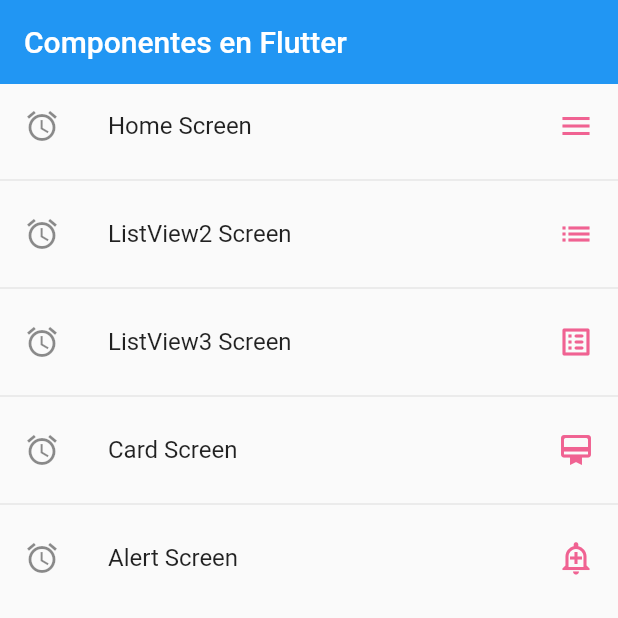
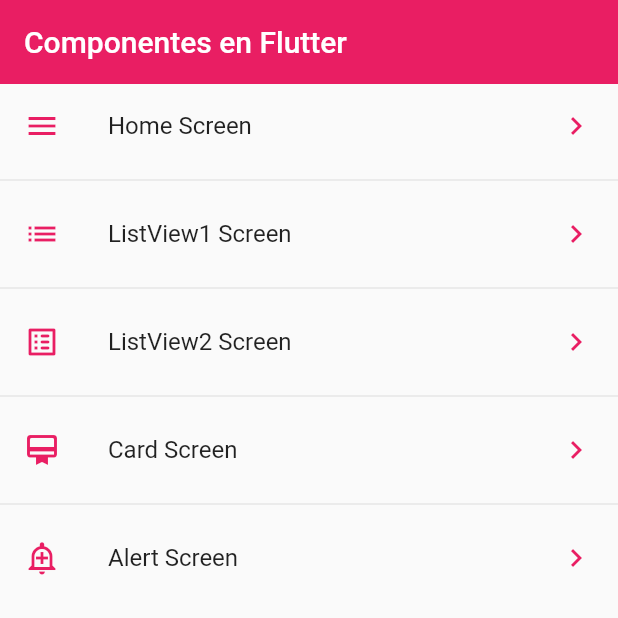
Before and after one commit to roxanaguerra/desings_components_flutter, a Flutter app: the screen it shows after launch, on a phone screen of 412 x 824 dp, the top half of it. Run offline on Flutter 3.47's test engine with Material 2 defaults, Android fonts, the phone set to English and light mode, and no system bars.

Commit message:
Tema global de la aplicación - 75

```diff
--- a/lib/main.dart
+++ b/lib/main.dart
@@ -1,3 +1,4 @@
+import 'package:desings_components/themes/app_theme.dart';
 import 'package:flutter/material.dart';
 import 'package:desings_components/screens/screens.dart';
 import 'package:desings_components/router/app_routes.dart';
@@ -14,7 +15,23 @@
       debugShowCheckedModeBanner: false,
       // home: HomeScreen(),
       initialRoute: AppRoutes.initialRoute, // initialRoute: 'home',
-      // **************************
+      routes: AppRoutes.getAppRoutes(),
+      onGenerateRoute: AppRoutes.onGenerateRoute,
+      theme: AppTheme.lightTheme,
+
+      // **************************************
+      // ************ THEME **************
+      // ********* 1 **************
+      // theme: ThemeData.light().copyWith(
+      //     // Color primario
+      //     primaryColor: Colors.pink,
+      //     // AppBar Theme
+      //     appBarTheme: AppBarTheme(
+      //       color: Colors.pink[200],
+      //       elevation: 0,
+      //     )),
+
+      // **************************************
       // ************ ROUTES **************
       // ********* 1 **************
       // routes: {
@@ -27,10 +44,10 @@
       // ********* 2 **************
       // routes: AppRoutes.routes,
       // ********* 3 **************
-      routes: AppRoutes.getAppRoutes(),
+      // routes: AppRoutes.getAppRoutes(),
 
-      // **************************
-      // *********  onGenerateRoute **************
+      // **************************************
+      // *********  ONGENERATEROUTE **************
       // ********* 1 **************
       // EN EL CASO QUE INGRESAMOS A UNA RUTA  QNO EXISTE
       // onGenerateRoute: (settings) {
@@ -42,7 +59,7 @@
       // ********* 2 **************
       // onGenerateRoute: (settings) => AppRoutes.onGenerateRoute(settings),
       // ********* 3 **************
-      onGenerateRoute: AppRoutes.onGenerateRoute,
+      // onGenerateRoute: AppRoutes.onGenerateRoute,
       // **************************
     );
   }
--- a/lib/router/app_routes.dart
+++ b/lib/router/app_routes.dart
@@ -14,12 +14,12 @@
     MenuOption(
         route: 'listview1',
         icon: Icons.list,
-        name: 'ListView2 Screen',
+        name: 'ListView1 Screen',
         screen: ListView1Screen()),
     MenuOption(
         route: 'listview2',
         icon: Icons.list_alt_rounded,
-        name: 'ListView3 Screen',
+        name: 'ListView2 Screen',
         screen: ListView2Screen()),
     MenuOption(
         route: 'card',
--- a/lib/screens/home_screen.dart
+++ b/lib/screens/home_screen.dart
@@ -1,5 +1,6 @@
 import 'package:desings_components/router/app_routes.dart';
 import 'package:desings_components/screens/screens.dart';
+import 'package:desings_components/themes/app_theme.dart';
 import 'package:flutter/material.dart';
 
 class HomeScreen extends StatelessWidget {
@@ -11,14 +12,15 @@
     return Scaffold(
       appBar: AppBar(
         title: Text('Componentes en Flutter'),
-        elevation: 0,
+        // elevation: 0,
       ),
       body: ListView.separated(
         // itemCount: 10,
         itemCount: menuOptions.length,
         itemBuilder: (context, i) => ListTile(
-          leading: const Icon(Icons.access_alarm_outlined),
-          trailing: Icon(menuOptions[i].icon, color: Colors.pink[300]),
+          leading: Icon(menuOptions[i].icon, color: AppTheme.primary),
+          trailing:
+              const Icon(Icons.navigate_next_outlined, color: AppTheme.primary),
           onTap: () {
             // ******** 1 ************
             // final route = MaterialPageRoute(
--- a/lib/screens/listview2_screen.dart
+++ b/lib/screens/listview2_screen.dart
@@ -10,8 +10,8 @@
     return Scaffold(
         appBar: AppBar(
           title: const Text("Listview - Peliculas"),
-          elevation: 0, // sombra en el appbar
-          backgroundColor: Colors.pink[200], //Colors: es un obj
+          // elevation: 0, // sombra en el appbar
+          // backgroundColor: Colors.red[200], //Colors: es un obj
         ),
         body: ListView.separated(
           itemCount: options.length,
--- /dev/null
+++ b/lib/themes/app_theme.dart
@@ -0,0 +1,26 @@
+import 'package:flutter/material.dart';
+
+class AppTheme {
+  static const Color primary = Colors.pink;
+
+  static final ThemeData lightTheme = ThemeData.light().copyWith(
+    // Color primario
+    primaryColor: primary,
+    // AppBar Theme
+    appBarTheme: const AppBarTheme(
+      color: Colors.pink,
+      elevation: 0,
+    ),
+  );
+
+  static final ThemeData darkTheme = ThemeData.dark().copyWith(
+    // Color primario
+    primaryColor: Colors.red,
+    // AppBar Theme
+    appBarTheme: const AppBarTheme(
+      color: primary,
+      elevation: 0,
+    ),
+    scaffoldBackgroundColor: Colors.black,
+  );
+}
```
